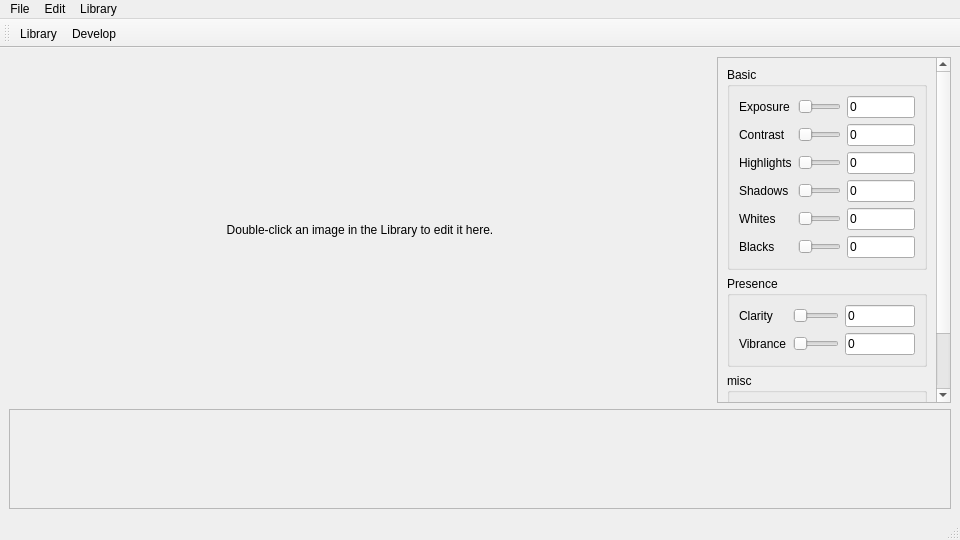
Above: mainwindow.ui from minimaliti/photoroom before the change. Below: the same form after it.
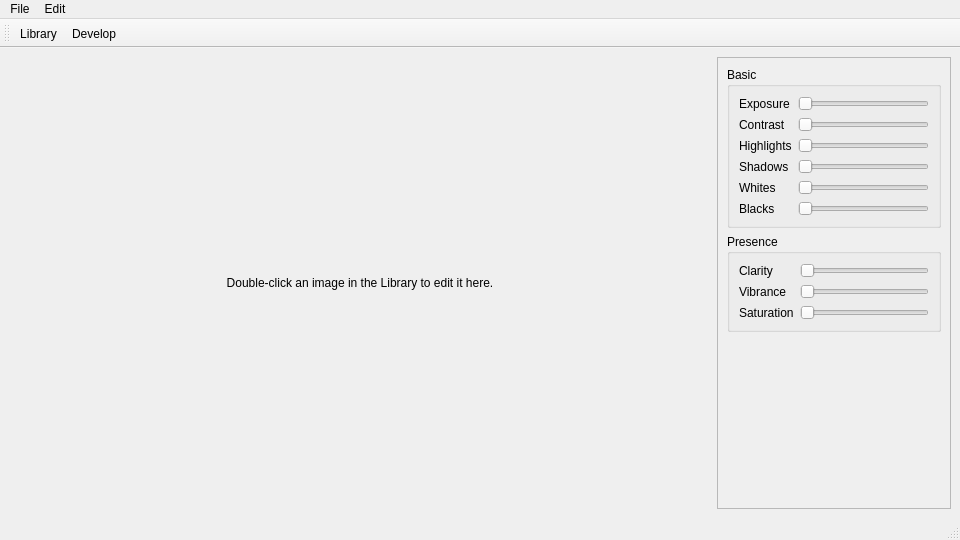
That is the form after the change. The open tabs and pages were chosen to show the change. Custom widgets are drawn as their Qt base class.

Commit message: Remove unused files and update project configuration; delete .clangd, DraggableLineEdit, ImageProcessor, and related UI components; modify .gitignore and CMakeLists.txt for improved library management.

```diff
--- a/mainwindow.ui
+++ b/mainwindow.ui
@@ -39,7 +39,7 @@
     <item row="0" column="0">
      <widget class="QStackedWidget" name="stackedWidget">
       <property name="currentIndex">
-       <number>0</number>
+       <number>1</number>
       </property>
       <widget class="QWidget" name="libraryPage">
        <layout class="QGridLayout" name="gridLayout_3">
@@ -59,46 +59,35 @@
          <number>0</number>
         </property>
         <item row="0" column="0">
-         <widget class="QScrollArea" name="scrollArea">
-          <property name="horizontalScrollBarPolicy">
-           <enum>Qt::ScrollBarPolicy::ScrollBarAlwaysOff</enum>
-          </property>
-          <property name="widgetResizable">
-           <bool>true</bool>
-          </property>
-          <widget class="QWidget" name="scrollAreaWidgetContents">
-           <property name="geometry">
-            <rect>
-             <x>0</x>
-             <y>0</y>
-             <width>958</width>
-             <height>464</height>
-            </rect>
+         <widget class="QWidget" name="libraryGridContainer">
+          <layout class="QVBoxLayout" name="libraryGridLayout">
+           <property name="spacing">
+            <number>0</number>
+           </property>
+           <property name="leftMargin">
+            <number>0</number>
+           </property>
+           <property name="topMargin">
+            <number>0</number>
            </property>
-           <layout class="QGridLayout" name="gridLayout"/>
-          </widget>
+           <property name="rightMargin">
+            <number>0</number>
+           </property>
+           <property name="bottomMargin">
+            <number>0</number>
+           </property>
+          </layout>
          </widget>
         </item>
        </layout>
       </widget>
       <widget class="QWidget" name="developPage">
-       <layout class="QVBoxLayout" name="verticalLayout_2">
-        <item>
          <layout class="QHBoxLayout" name="horizontalLayout" stretch="3,1">
           <item>
            <widget class="QLabel" name="developImageLabel">
-            <property name="sizePolicy">
-             <sizepolicy hsizetype="Ignored" vsizetype="Ignored">
-              <horstretch>0</horstretch>
-              <verstretch>0</verstretch>
-             </sizepolicy>
-            </property>
             <property name="text">
              <string>Double-click an image in the Library to edit it here.</string>
             </property>
-            <property name="scaledContents">
-             <bool>false</bool>
-            </property>
             <property name="alignment">
              <set>Qt::AlignmentFlag::AlignCenter</set>
             </property>
@@ -108,7 +97,7 @@
            <widget class="QScrollArea" name="sidebarScrollArea">
             <property name="maximumSize">
              <size>
-              <width>350</width>
+            <width>280</width>
               <height>16777215</height>
              </size>
             </property>
@@ -123,8 +112,8 @@
               <rect>
                <x>0</x>
                <y>0</y>
-               <width>152</width>
-               <height>367</height>
+             <width>278</width>
+             <height>464</height>
               </rect>
              </property>
              <layout class="QVBoxLayout" name="verticalLayout">
@@ -133,7 +122,7 @@
                 <property name="title">
                  <string>Basic</string>
                 </property>
-                <layout class="QGridLayout" name="gridLayout_basic">
+              <layout class="QFormLayout" name="formLayout">
                  <item row="0" column="0">
                   <widget class="QLabel" name="label">
                    <property name="text">
@@ -148,16 +137,6 @@
                    </property>
                   </widget>
                  </item>
-                 <item row="0" column="2">
-                  <widget class="DraggableLineEdit" name="exposureValueLineEdit">
-                   <property name="text">
-                    <string>0</string>
-                   </property>
-                   <property name="fixedWidth">
-                    <number>40</number>
-                   </property>
-                  </widget>
-                 </item>
                  <item row="1" column="0">
                   <widget class="QLabel" name="label_2">
                    <property name="text">
@@ -172,16 +151,6 @@
                    </property>
                   </widget>
                  </item>
-                 <item row="1" column="2">
-                  <widget class="DraggableLineEdit" name="contrastValueLineEdit">
-                   <property name="text">
-                    <string>0</string>
-                   </property>
-                   <property name="fixedWidth">
-                    <number>40</number>
-                   </property>
-                  </widget>
-                 </item>
                  <item row="2" column="0">
                   <widget class="QLabel" name="label_3">
                    <property name="text">
@@ -196,16 +165,6 @@
                    </property>
                   </widget>
                  </item>
-                 <item row="2" column="2">
-                  <widget class="DraggableLineEdit" name="highlightsValueLineEdit">
-                   <property name="text">
-                    <string>0</string>
-                   </property>
-                   <property name="fixedWidth">
-                    <number>40</number>
-                   </property>
-                  </widget>
-                 </item>
                  <item row="3" column="0">
                   <widget class="QLabel" name="label_4">
                    <property name="text">
@@ -220,16 +179,6 @@
                    </property>
                   </widget>
                  </item>
-                 <item row="3" column="2">
-                  <widget class="DraggableLineEdit" name="shadowsValueLineEdit">
-                   <property name="text">
-                    <string>0</string>
-                   </property>
-                   <property name="fixedWidth">
-                    <number>40</number>
-                   </property>
-                  </widget>
-                 </item>
                  <item row="4" column="0">
                   <widget class="QLabel" name="label_5">
                    <property name="text">
@@ -244,16 +193,6 @@
                    </property>
                   </widget>
                  </item>
-                 <item row="4" column="2">
-                  <widget class="DraggableLineEdit" name="whitesValueLineEdit">
-                   <property name="text">
-                    <string>0</string>
-                   </property>
-                   <property name="fixedWidth">
-                    <number>40</number>
-                   </property>
-                  </widget>
-                 </item>
                  <item row="5" column="0">
                   <widget class="QLabel" name="label_6">
                    <property name="text">
@@ -268,16 +207,6 @@
                    </property>
                   </widget>
                  </item>
-                 <item row="5" column="2">
-                  <widget class="DraggableLineEdit" name="blacksValueLineEdit">
-                   <property name="text">
-                    <string>0</string>
-                   </property>
-                   <property name="fixedWidth">
-                    <number>40</number>
-                   </property>
-                  </widget>
-                 </item>
                 </layout>
                </widget>
               </item>
@@ -286,7 +215,7 @@
                 <property name="title">
                  <string>Presence</string>
                 </property>
-                <layout class="QGridLayout" name="gridLayout_presence">
+              <layout class="QFormLayout" name="formLayout_2">
                  <item row="0" column="0">
                   <widget class="QLabel" name="label_7">
                    <property name="text">
@@ -301,18 +230,8 @@
                    </property>
                   </widget>
                  </item>
-                 <item row="0" column="2">
-                  <widget class="DraggableLineEdit" name="clarityValueLineEdit">
-                   <property name="text">
-                    <string>0</string>
-                   </property>
-                   <property name="fixedWidth">
-                    <number>40</number>
-                   </property>
-                  </widget>
-                 </item>
                  <item row="1" column="0">
-                  <widget class="QLabel" name="label_9">
+                <widget class="QLabel" name="label_8">
                    <property name="text">
                     <string>Vibrance</string>
                    </property>
@@ -325,79 +244,20 @@
                    </property>
                   </widget>
                  </item>
-                 <item row="1" column="2">
-                  <widget class="DraggableLineEdit" name="vibranceValueLineEdit">
+               <item row="2" column="0">
+                <widget class="QLabel" name="label_9">
                    <property name="text">
-                    <string>0</string>
-                   </property>
-                   <property name="fixedWidth">
-                    <number>40</number>
-                   </property>
-                  </widget>
-                 </item>
-                </layout>
-               </widget>
-              </item>
-              <item>
-               <widget class="QGroupBox" name="groupBox_3">
-                <property name="title">
-                 <string>misc</string>
-                </property>
-                <layout class="QGridLayout" name="gridLayout_misc">
-                 <item row="0" column="0">
-                  <widget class="QLabel" name="label_8">
-                   <property name="text">
-                    <string>Highlight Rolloff</string>
-                   </property>
-                  </widget>
-                 </item>
-                 <item row="0" column="1">
-                  <widget class="QSlider" name="highlightRolloffSlider">
+                  <string>Saturation</string>
+                 </property>
+                </widget>
+               </item>
+               <item row="2" column="1">
+                <widget class="QSlider" name="saturationSlider">
                    <property name="orientation">
                     <enum>Qt::Orientation::Horizontal</enum>
                    </property>
                   </widget>
                  </item>
-                 <item row="0" column="2">
-                  <widget class="DraggableLineEdit" name="highlightRolloffValueLineEdit">
-                   <property name="text">
-                    <string>0</string>
-                   </property>
-                   <property name="fixedWidth">
-                    <number>40</number>
-                   </property>
-                  </widget>
-                 </item>
-                 <item row="1" column="0">
-                  <widget class="QLabel" name="label_10">
-                   <property name="text">
-                    <string>Thread Count</string>
-                   </property>
-                  </widget>
-                 </item>
-                 <item row="1" column="1">
-                  <widget class="QSlider" name="threadCountSlider">
-                   <property name="minimum">
-                    <number>1</number>
-                   </property>
-                   <property name="maximum">
-                    <number>16</number>
-                   </property>
-                   <property name="orientation">
-                    <enum>Qt::Orientation::Horizontal</enum>
-                   </property>
-                  </widget>
-                 </item>
-                 <item row="1" column="2">
-                  <widget class="DraggableLineEdit" name="threadCountValueLineEdit">
-                   <property name="text">
-                    <string>0</string>
-                   </property>
-                   <property name="fixedWidth">
-                    <number>40</number>
-                   </property>
-                  </widget>
-                 </item>
                 </layout>
                </widget>
               </item>
@@ -419,66 +279,6 @@
            </widget>
           </item>
          </layout>
-        </item>
-        <item>
-         <widget class="QScrollArea" name="imageStripScrollArea">
-          <property name="minimumSize">
-           <size>
-            <width>0</width>
-            <height>100</height>
-           </size>
-          </property>
-          <property name="maximumSize">
-           <size>
-            <width>16777215</width>
-            <height>100</height>
-           </size>
-          </property>
-          <property name="horizontalScrollBarPolicy">
-           <enum>Qt::ScrollBarPolicy::ScrollBarAsNeeded</enum>
-          </property>
-          <property name="verticalScrollBarPolicy">
-           <enum>Qt::ScrollBarPolicy::ScrollBarAlwaysOff</enum>
-          </property>
-          <property name="widgetResizable">
-           <bool>true</bool>
-          </property>
-          <widget class="QWidget" name="imageStripWidgetContents">
-           <property name="geometry">
-            <rect>
-             <x>0</x>
-             <y>0</y>
-             <width>98</width>
-             <height>98</height>
-            </rect>
-           </property>
-           <property name="sizePolicy">
-            <sizepolicy hsizetype="Preferred" vsizetype="Fixed">
-             <horstretch>0</horstretch>
-             <verstretch>0</verstretch>
-            </sizepolicy>
-           </property>
-           <layout class="QHBoxLayout" name="imageStripLayout">
-            <property name="spacing">
-             <number>5</number>
-            </property>
-            <property name="leftMargin">
-             <number>5</number>
-            </property>
-            <property name="topMargin">
-             <number>5</number>
-            </property>
-            <property name="rightMargin">
-             <number>5</number>
-            </property>
-            <property name="bottomMargin">
-             <number>5</number>
-            </property>
-           </layout>
-          </widget>
-         </widget>
-        </item>
-       </layout>
       </widget>
      </widget>
     </item>
@@ -506,6 +306,7 @@
     </widget>
     <addaction name="actionNew_Library"/>
     <addaction name="actionOpen_Library"/>
+    <addaction name="actionImport"/>
     <addaction name="menuRecent_Libraries"/>
     <addaction name="separator"/>
     <addaction name="actionExit"/>
@@ -527,19 +328,8 @@
     <addaction name="separator"/>
     <addaction name="actionPreferences"/>
    </widget>
-   <widget class="QMenu" name="menuLibrary">
-    <property name="title">
-     <string>Library</string>
-    </property>
-    <addaction name="actionImport"/>
-    <addaction name="actionRefresh"/>
-    <addaction name="separator"/>
-    <addaction name="actionSettings"/>
-    <addaction name="actionBackup"/>
-   </widget>
    <addaction name="menuFile"/>
    <addaction name="menuEdit"/>
-   <addaction name="menuLibrary"/>
   </widget>
   <widget class="QStatusBar" name="statusbar"/>
   <widget class="QToolBar" name="toolBar">
@@ -568,6 +358,14 @@
     <string>Ctrl+O</string>
    </property>
   </action>
+  <action name="actionImport">
+   <property name="text">
+    <string>Import...</string>
+   </property>
+   <property name="shortcut">
+    <string>Ctrl+I</string>
+   </property>
+  </action>
   <action name="actionClear_recents">
    <property name="text">
     <string>Clear recents</string>
@@ -669,35 +467,7 @@
     <enum>QAction::MenuRole::NoRole</enum>
    </property>
   </action>
-  <action name="actionImport">
-   <property name="text">
-    <string>Import</string>
-   </property>
-  </action>
-  <action name="actionRefresh">
-   <property name="text">
-    <string>Refresh</string>
-   </property>
-  </action>
-  <action name="actionSettings">
-   <property name="text">
-    <string>Settings</string>
-   </property>
-  </action>
-  <action name="actionBackup">
-   <property name="text">
-    <string>Backup</string>
-   </property>
-  </action>
  </widget>
  <resources/>
  <connections/>
- <customwidgets>
-  <customwidget>
-   <class>DraggableLineEdit</class>
-   <extends>QLineEdit</extends>
-   <header>draggablelineedit.h</header>
-   <container>true</container>
-  </customwidget>
- </customwidgets>
 </ui>
```
Lines whose indentation alone changed are shown as unchanged. The commit also changes 46 other files.
